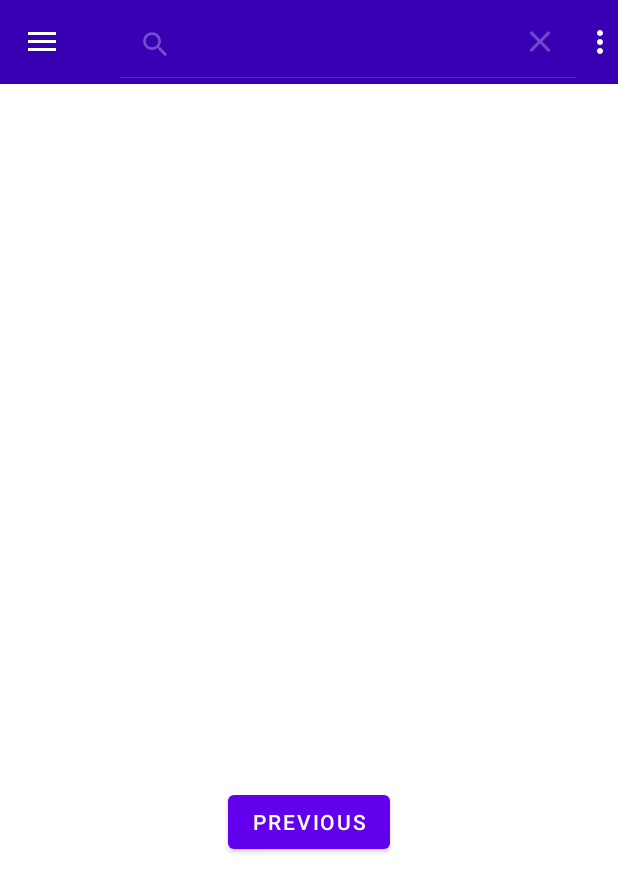
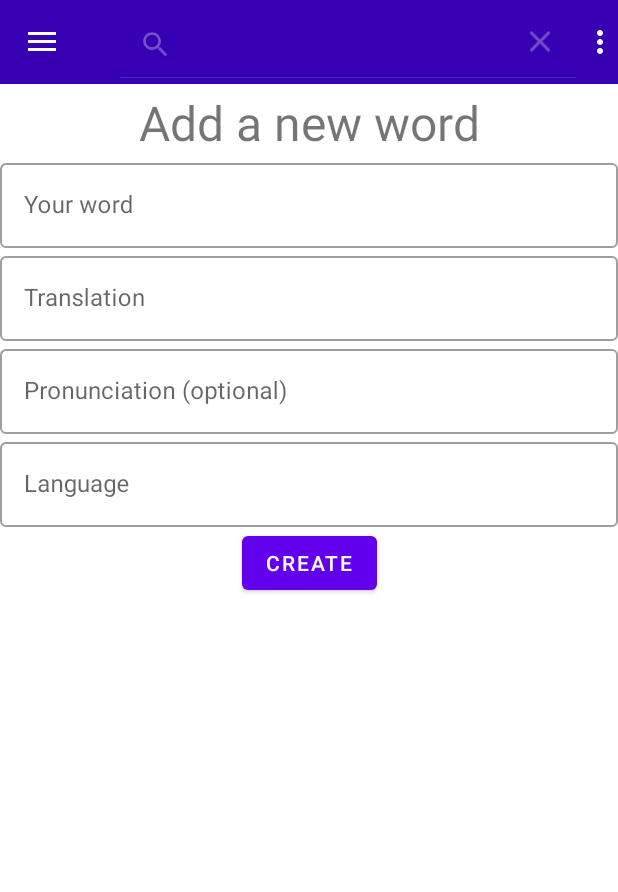
Before and after one commit to FWuermse/langcab-android-1.0, an Android app: the AddWordFragment screen opened through its navigation route, after a tap on "Search", on a phone screen of 412 x 824 dp. Shown: the top 892 px of the screen. Run offline under Robolectric (Android 15) with nearby library versions, the phone set to English and light mode, and no system bars; our stand-ins replace Firebase (no records; nobody signed in at launch, a user with empty details on screens opened directly), Volley; libraries missing offline, so code that uses them is left out: com.firebase.ui; network calls fail; 3 statements that could not run were skipped.

Commit message:
Added 'Add' functionality for creating new words

```diff
--- a/app/src/main/java/com/langcab/app/ListWordsFragment.kt
+++ b/app/src/main/java/com/langcab/app/ListWordsFragment.kt
@@ -44,7 +44,7 @@ class ListWordsFragment : Fragment() {
     }
 
     override fun onCreateOptionsMenu(menu: Menu, inflater: MenuInflater) {
-        val searchView = menu.findItem(R.id.app_bar_search)?.getActionView() as SearchView
+        val searchView = menu.findItem(R.id.app_bar_search)?.actionView as SearchView
         searchView.setOnQueryTextListener(object : SearchView.OnQueryTextListener {
             override fun onQueryTextChange(newText: String): Boolean {
                 // your text view here
@@ -169,8 +169,8 @@ class ListWordsFragment : Fragment() {
         adapter: RecyclerView.Adapter<WordAdapter.ViewHolder>
     ) {
 
-        var currentWords: ArrayList<Word> = pageable.content as ArrayList<Word>
-        var language: String = currentWords.first().language
+        val currentWords: ArrayList<Word> = pageable.content as ArrayList<Word>
+        val language: String = currentWords.first().language
 
         val queue = Volley.newRequestQueue(activity)
         val url =
--- a/app/src/main/res/layout/fragment_add_word.xml
+++ b/app/src/main/res/layout/fragment_add_word.xml
@@ -7,21 +7,76 @@
     tools:context=".AddWordFragment">
 
     <TextView
-        android:id="@+id/textview_second"
+        android:id="@+id/textview_title"
         android:layout_width="wrap_content"
         android:layout_height="wrap_content"
-        app:layout_constraintBottom_toTopOf="@id/button_second"
+        android:text="@string/add_new_word"
+        android:textSize="32sp"
+        android:gravity="center|top"
+        android:layout_marginTop="60dp"
+        app:layout_constraintBottom_toTopOf="@id/text_field1"
         app:layout_constraintEnd_toEndOf="parent"
         app:layout_constraintStart_toStartOf="parent"
         app:layout_constraintTop_toTopOf="parent" />
 
+    <com.google.android.material.textfield.TextInputLayout
+        android:id="@+id/text_field1"
+        android:layout_width="match_parent"
+        android:layout_height="wrap_content"
+        style="@style/Widget.MaterialComponents.TextInputLayout.OutlinedBox"
+        android:hint="@string/your_word"
+        app:layout_constraintTop_toBottomOf="@+id/textview_title">
+
+        <com.google.android.material.textfield.TextInputEditText
+            android:layout_width="match_parent"
+            android:layout_height="wrap_content"/>
+    </com.google.android.material.textfield.TextInputLayout>
+
+    <com.google.android.material.textfield.TextInputLayout
+        android:id="@+id/text_field2"
+        android:layout_width="match_parent"
+        android:layout_height="wrap_content"
+        style="@style/Widget.MaterialComponents.TextInputLayout.OutlinedBox"
+        android:hint="@string/translation"
+        app:layout_constraintTop_toBottomOf="@id/text_field1">
+
+        <com.google.android.material.textfield.TextInputEditText
+            android:layout_width="match_parent"
+            android:layout_height="wrap_content"/>
+    </com.google.android.material.textfield.TextInputLayout>
+
+    <com.google.android.material.textfield.TextInputLayout
+        android:id="@+id/text_field3"
+        android:layout_width="match_parent"
+        android:layout_height="wrap_content"
+        style="@style/Widget.MaterialComponents.TextInputLayout.OutlinedBox"
+        android:hint="@string/pronunciation"
+        app:layout_constraintTop_toBottomOf="@id/text_field2">
+
+        <com.google.android.material.textfield.TextInputEditText
+            android:layout_width="match_parent"
+            android:layout_height="wrap_content"/>
+    </com.google.android.material.textfield.TextInputLayout>
+
+    <com.google.android.material.textfield.TextInputLayout
+        android:id="@+id/text_field4"
+        android:layout_width="match_parent"
+        android:layout_height="wrap_content"
+        style="@style/Widget.MaterialComponents.TextInputLayout.OutlinedBox"
+        android:hint="@string/language"
+        app:layout_constraintTop_toBottomOf="@id/text_field3">
+
+        <com.google.android.material.textfield.TextInputEditText
+            android:layout_width="match_parent"
+            android:layout_height="wrap_content"/>
+    </com.google.android.material.textfield.TextInputLayout>
+
     <Button
-        android:id="@+id/button_second"
+        android:id="@+id/button_create"
         android:layout_width="wrap_content"
         android:layout_height="wrap_content"
-        android:text="@string/previous"
-        app:layout_constraintBottom_toBottomOf="parent"
+        android:text="@string/create"
         app:layout_constraintEnd_toEndOf="parent"
         app:layout_constraintStart_toStartOf="parent"
-        app:layout_constraintTop_toBottomOf="@id/textview_second" />
+        app:layout_constraintTop_toBottomOf="@id/text_field4" />
 </androidx.constraintlayout.widget.ConstraintLayout>
--- a/app/src/main/res/values/strings.xml
+++ b/app/src/main/res/values/strings.xml
@@ -11,4 +11,13 @@
 
     <string name="open">Open</string>
     <string name="close">Close</string>
+    <string name="Your_Word">Your Word</string>
+    <string name="AddANewWord">Add a new Word</string>
+    <string name="add_new_word">Add a new word</string>
+    <string name="your_word">Your word</string>
+    <string name="translation">Translation</string>
+    <string name="pronounciation">Pronounciation (optional)</string>
+    <string name="pronunciation">Pronunciation (optional)</string>
+    <string name="language">Language</string>
+    <string name="create">create</string>
 </resources>
--- a/build.gradle
+++ b/build.gradle
@@ -1,6 +1,6 @@
 // Top-level build file where you can add configuration options common to all sub-projects/modules.
 buildscript {
-    ext.kotlin_version = "1.4.21"
+    ext.kotlin_version = "1.4.30"
     repositories {
         google()
         jcenter()
```
Also changed, not shown: app/src/main/java/com/langcab/app/AddWordFragment.kt (+58 -1 lines), app/src/main/java/com/langcab/app/GsonRequest.kt (+11 -0 lines), app/src/main/java/com/langcab/app/Word.kt (+5 -5 lines).
